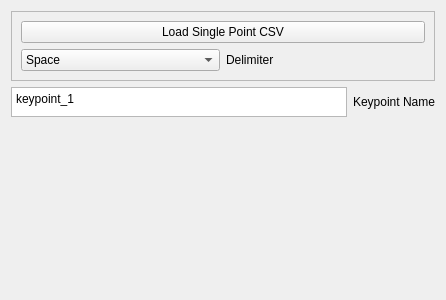
Qt form src/WhiskerToolbox/IO_Widgets/PointLoaderWidget/Point_Loader_Widget.ui (paulmthompson/WhiskerToolbox) before a commit.
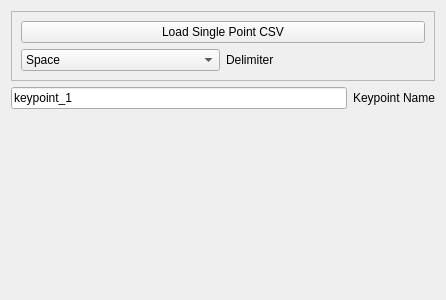
The same form after that commit. Custom widgets are drawn as their Qt base class.

Commit message: point loader widget uses lineedit for text

```diff
--- a/src/WhiskerToolbox/IO_Widgets/PointLoaderWidget/Point_Loader_Widget.ui
+++ b/src/WhiskerToolbox/IO_Widgets/PointLoaderWidget/Point_Loader_Widget.ui
@@ -61,14 +61,8 @@
             <item>
                 <layout class="QHBoxLayout" name="horizontalLayout_2">
                     <item>
-                        <widget class="QPlainTextEdit" name="data_name_text">
-                            <property name="maximumSize">
-                                <size>
-                                    <width>16777215</width>
-                                    <height>30</height>
-                                </size>
-                            </property>
-                            <property name="plainText">
+      <widget class="QLineEdit" name="data_name_text">
+       <property name="text">
                                 <string>keypoint_1</string>
                             </property>
                         </widget>
```
Lines whose indentation alone changed are shown as unchanged. The commit also changes 1 other file.
